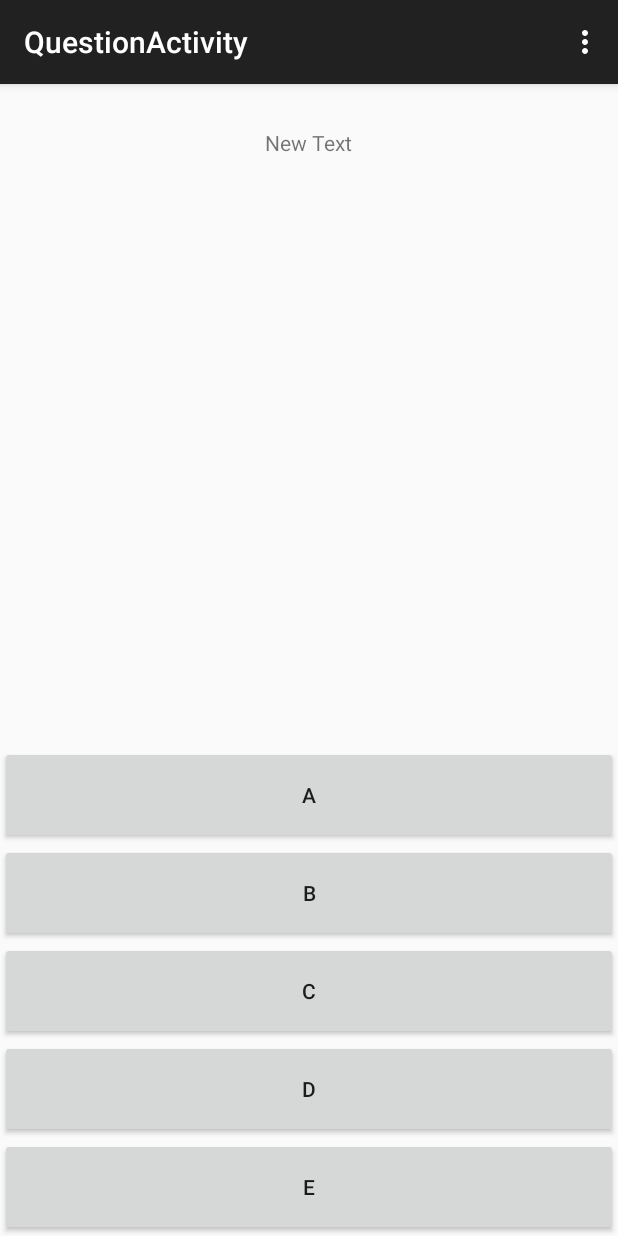
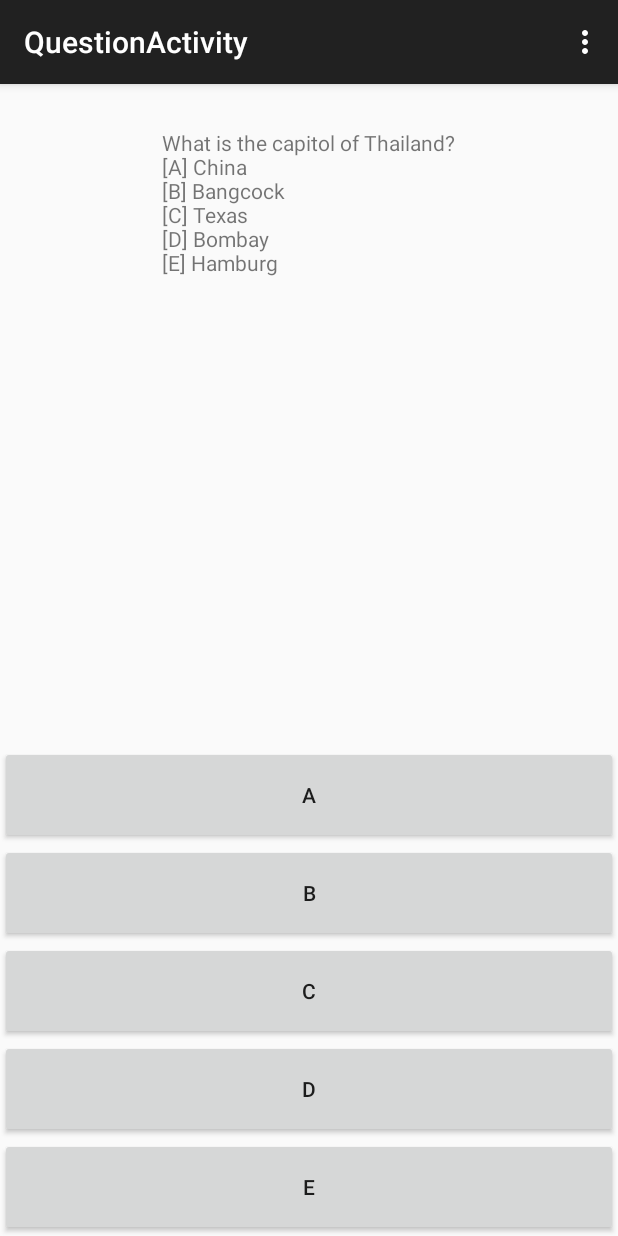
Before and after one commit to tylerwindham/myQuiz, an Android app: the QuestionActivity screen opened directly, with no data from a screen before it, on a phone screen of 412 x 824 dp. Run offline under Robolectric (Android 15) with nearby library versions, the light colour scheme and no system bars.

Commit message:
Additions
Added Quiz and Question classes

```diff
--- /dev/null
+++ b/myQuiz/app/src/main/java/com/myquiz/tylerwindham/myquiz/Question.java
@@ -0,0 +1,35 @@
+package com.myquiz.tylerwindham.myquiz;
+
+import java.util.ArrayList;
+import java.util.List;
+
+/**
+ * Created by Tyler on 10/25/2015.
+ */
+public class Question {
+
+    String question;
+    String answer;
+    List<String> answers;
+    List<String> choices;
+
+
+    Question(String q, String a, List<String>answ){
+        this.question = q;
+        this.answer = a;
+        this.answers = answ;
+        this.choices = new ArrayList<String>();
+        this.choices.add("[A]");
+        this.choices.add("[B]");
+        this.choices.add("[C]");
+        this.choices.add("[D]");
+        this.choices.add("[E]");
+
+
+        for(int i=0; i < answers.size(); ++i){
+            this.question += "\n" + choices.get(i) + " " + answers.get(i);
+        }
+
+    }
+
+}
--- a/myQuiz/app/src/main/java/com/myquiz/tylerwindham/myquiz/QuestionActivity.java
+++ b/myQuiz/app/src/main/java/com/myquiz/tylerwindham/myquiz/QuestionActivity.java
@@ -4,6 +4,14 @@ import android.support.v7.app.ActionBarActivity;
 import android.os.Bundle;
 import android.view.Menu;
 import android.view.MenuItem;
+import android.view.View;
+import android.widget.Button;
+import android.widget.EditText;
+import android.widget.TextView;
+import android.widget.Toast;
+
+import java.util.ArrayList;
+import java.util.List;
 
 
 public class QuestionActivity extends ActionBarActivity {
@@ -12,6 +20,137 @@ public class QuestionActivity extends ActionBarActivity {
     protected void onCreate(Bundle savedInstanceState) {
         super.onCreate(savedInstanceState);
         setContentView(R.layout.question_activity);
+
+
+        TextView question = (TextView) findViewById(R.id.question);
+
+        String q = "What is the capitol of Thailand?";
+        List<String> answers = new ArrayList<>();
+        answers.add("China");
+        answers.add("Bangcock");
+        answers.add("Texas");
+        answers.add("Bombay");
+        answers.add("Hamburg");
+        final String answer = "B";
+        final Question ques = new Question(q, answer, answers);
+
+        String q2 = "What is the capitol of Austin?";
+        List<String> answers2 = new ArrayList<>();
+        answers.add("Austin");
+        answers.add("Houston");
+        answers.add("Dallas");
+        answers.add("San Antonio");
+        answers.add("Amarillo");
+
+        final String answer2 = "A";
+
+        final Question ques2 = new Question(q2, answer2, answers2);
+
+        List<Question> questions = new ArrayList<Question>();
+        questions.add(ques);
+        questions.add(ques2);
+
+        final Quiz quiz = new Quiz(questions);
+
+
+            question.setText(quiz.questionList.get(quiz.current).question);
+
+
+            final Button aButton = (Button) findViewById(R.id.aButton);
+            final Button bButton = (Button) findViewById(R.id.bButton);
+            final Button cButton = (Button) findViewById(R.id.cButton);
+            final Button dButton = (Button) findViewById(R.id.dButton);
+            final Button eButton = (Button) findViewById(R.id.eButton);
+
+
+            aButton.setOnClickListener(new View.OnClickListener() {
+                @Override
+                public void onClick(View v) {
+
+                    if(aButton.getText().toString().equals(ques.answer)){
+                        quiz.current++;
+                        Toast toast = Toast.makeText(getApplicationContext(), "Correct", Toast.LENGTH_LONG);
+                        toast.show();
+                    }else{
+                        quiz.current++;
+                        Toast toast = Toast.makeText(getApplicationContext(), "Incorrect", Toast.LENGTH_LONG);
+                        toast.show();
+                    }
+                }
+            });
+
+            bButton.setOnClickListener(new View.OnClickListener() {
+                @Override
+                public void onClick(View v) {
+                    if(bButton.getText().toString().equals(ques.answer)){
+                        quiz.current++;
+                        Toast toast = Toast.makeText(getApplicationContext(), "Correct", Toast.LENGTH_LONG);
+                        toast.show();
+                    }else{
+                        quiz.current++;
+                        Toast toast = Toast.makeText(getApplicationContext(), "Incorrect", Toast.LENGTH_LONG);
+                        toast.show();
+                    }
+                }
+            });
+
+            cButton.setOnClickListener(new View.OnClickListener() {
+                @Override
+                public void onClick(View v) {
+                    if(cButton.getText().toString().equals(ques.answer)){
+                        quiz.current++;
+                        Toast toast = Toast.makeText(getApplicationContext(), "Correct", Toast.LENGTH_LONG);
+                        toast.show();
+                    }else{
+                        quiz.current++;
+                        Toast toast = Toast.makeText(getApplicationContext(), "Incorrect", Toast.LENGTH_LONG);
+                        toast.show();
+                    }
+                }
+            });
+
+            dButton.setOnClickListener(new View.OnClickListener() {
+                @Override
+                public void onClick(View v) {
+                    if(dButton.getText().toString().equals(ques.answer)){
+                        quiz.current++;
+                        Toast toast = Toast.makeText(getApplicationContext(), "Correct", Toast.LENGTH_LONG);
+                        toast.show();
+                    }else{
+                        quiz.current++;
+                        Toast toast = Toast.makeText(getApplicationContext(), "Incorrect", Toast.LENGTH_LONG);
+                        toast.show();
+                    }
+                }
+            });
+
+            eButton.setOnClickListener(new View.OnClickListener() {
+                @Override
+                public void onClick(View v) {
+                    quiz.current++;
+                    if(eButton.getText().toString().equals(ques.answer)){
+                        Toast toast = Toast.makeText(getApplicationContext(), "Correct", Toast.LENGTH_LONG);
+                        toast.show();
+                    }else{
+                        quiz.current++;
+                        Toast toast = Toast.makeText(getApplicationContext(), "Incorrect", Toast.LENGTH_LONG);
+                        toast.show();
+                    }
+                }
+            });
+
+
+
+
+
+
+
+
+
+
+
+
+
     }
 
 
--- /dev/null
+++ b/myQuiz/app/src/main/java/com/myquiz/tylerwindham/myquiz/Quiz.java
@@ -0,0 +1,16 @@
+package com.myquiz.tylerwindham.myquiz;
+
+import java.util.List;
+
+/**
+ * Created by Tyler on 10/25/2015.
+ */
+public class Quiz {
+
+    List<Question> questionList;
+    int current = 0;
+
+    Quiz(List<Question> questions){
+        this.questionList = questions;
+    }
+}
--- a/myQuiz/app/src/main/res/layout/question_activity.xml
+++ b/myQuiz/app/src/main/res/layout/question_activity.xml
@@ -6,7 +6,7 @@
         android:layout_width="wrap_content"
         android:layout_height="wrap_content"
         android:text="New Text"
-        android:id="@+id/textView2"
+        android:id="@+id/question"
         android:layout_alignParentTop="true"
         android:layout_centerHorizontal="true"
         android:layout_marginTop="29dp" />
@@ -15,9 +15,9 @@
         android:layout_width="wrap_content"
         android:layout_height="wrap_content"
         android:text="@string/a"
-        android:id="@+id/button5"
+        android:id="@+id/aButton"
         android:height="65dp"
-        android:layout_above="@+id/button6"
+        android:layout_above="@+id/bButton"
         android:layout_alignParentLeft="true"
         android:layout_alignParentStart="true"
         android:layout_alignParentRight="true"
@@ -27,9 +27,9 @@
         android:layout_width="wrap_content"
         android:layout_height="wrap_content"
         android:text="@string/b"
-        android:id="@+id/button6"
+        android:id="@+id/bButton"
         android:height="65dp"
-        android:layout_above="@+id/button7"
+        android:layout_above="@+id/cButton"
         android:layout_alignParentLeft="true"
         android:layout_alignParentStart="true"
         android:layout_alignParentRight="true"
@@ -39,9 +39,9 @@
         android:layout_width="wrap_content"
         android:layout_height="wrap_content"
         android:text="@string/c"
-        android:id="@+id/button7"
+        android:id="@+id/cButton"
         android:height="65dp"
-        android:layout_above="@+id/button3"
+        android:layout_above="@+id/dButton"
         android:layout_alignParentLeft="true"
         android:layout_alignParentStart="true"
         android:layout_alignParentRight="true"
@@ -51,9 +51,9 @@
         android:layout_width="wrap_content"
         android:layout_height="wrap_content"
         android:text="@string/d"
-        android:id="@+id/button3"
+        android:id="@+id/dButton"
         android:height="65dp"
-        android:layout_above="@+id/button4"
+        android:layout_above="@+id/eButton"
         android:layout_alignParentLeft="true"
         android:layout_alignParentStart="true"
         android:layout_alignParentRight="true"
@@ -63,7 +63,7 @@
         android:layout_width="wrap_content"
         android:layout_height="wrap_content"
         android:text="@string/e"
-        android:id="@+id/button4"
+        android:id="@+id/eButton"
         android:height="65dp"
         android:layout_alignParentBottom="true"
         android:layout_alignParentLeft="true"
```
